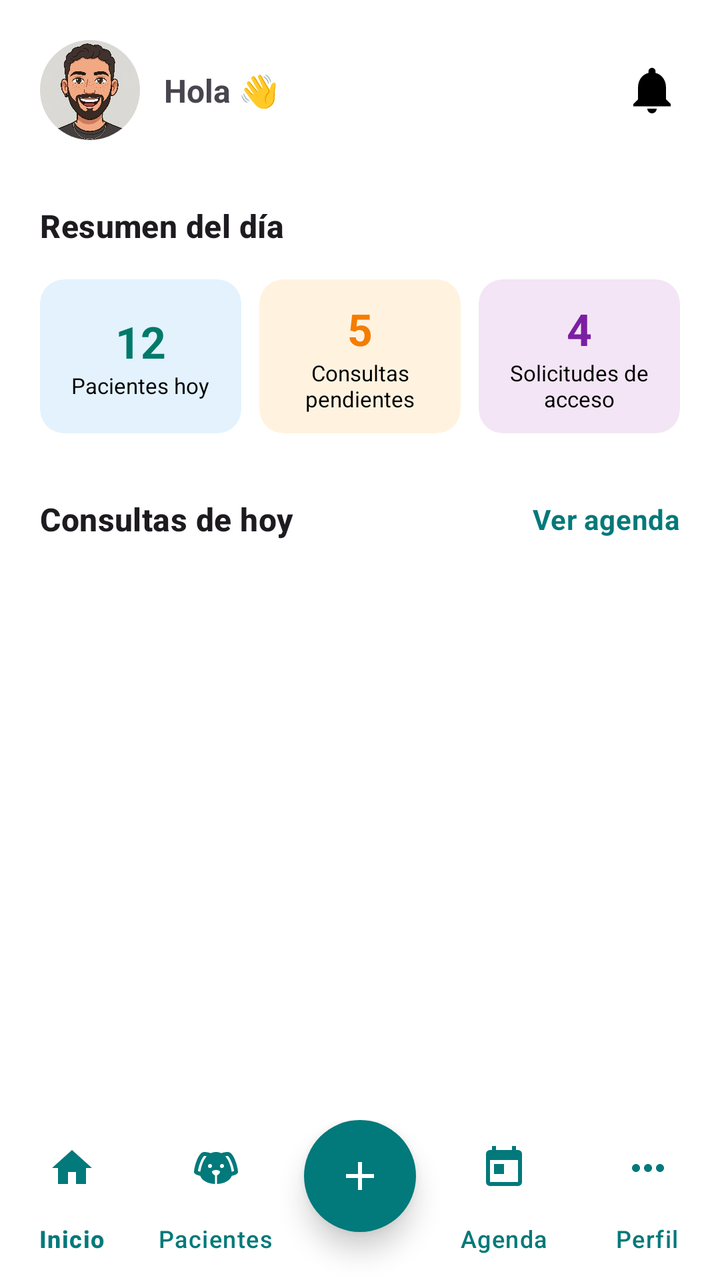
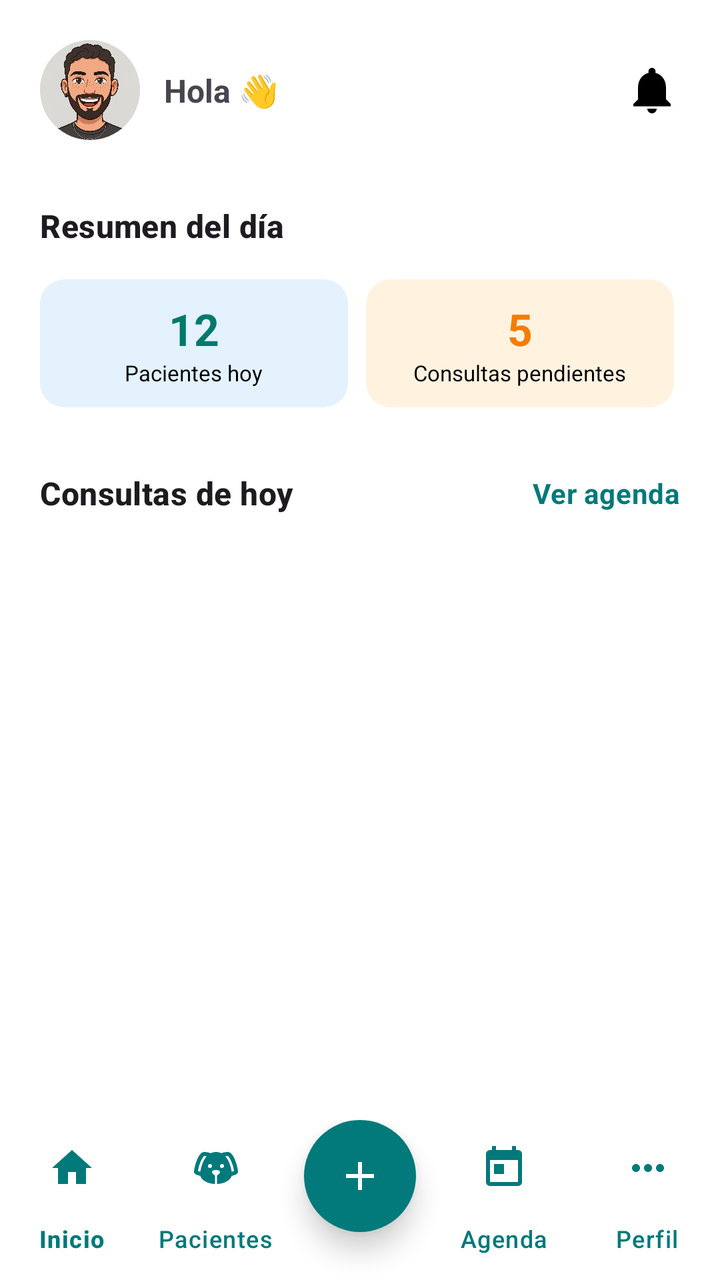

Before-and-after screenshots of an Android layout around one commit, followed by the original layout XML and the change that was made.
<!-- AndroidManifest.xml: application theme Theme.PetCare -->
<!-- res/layout/home_veterinario.xml -->
<?xml version="1.0" encoding="utf-8"?>
<androidx.constraintlayout.widget.ConstraintLayout xmlns:android="http://schemas.android.com/apk/res/android"
    xmlns:app="http://schemas.android.com/apk/res-auto"
    xmlns:tools="http://schemas.android.com/tools"
    android:layout_width="match_parent"
    android:layout_height="match_parent"
    android:background="@color/white">

    <androidx.core.widget.NestedScrollView
        android:layout_width="match_parent"
        android:layout_height="0dp"
        android:fillViewport="true"
        app:layout_constraintBottom_toTopOf="@id/bottomNavContainer"
        app:layout_constraintTop_toTopOf="parent">

        <androidx.constraintlayout.widget.ConstraintLayout
            android:layout_width="match_parent"
            android:layout_height="wrap_content"
            android:paddingHorizontal="20dp"
            android:paddingTop="20dp">

            
            <androidx.cardview.widget.CardView
                android:id="@+id/cvVetProfile"
                android:layout_width="50dp"
                android:layout_height="50dp"
                app:cardCornerRadius="25dp"
                app:cardElevation="0dp"
                app:layout_constraintStart_toStartOf="parent"
                app:layout_constraintTop_toTopOf="parent">
                <ImageView
                    android:layout_width="match_parent"
                    android:layout_height="match_parent"
                    android:scaleType="centerCrop"
                    android:src="@drawable/juani" />
            </androidx.cardview.widget.CardView>

            <TextView
                android:id="@+id/tvGreeting"
                android:layout_width="0dp"
                android:layout_height="wrap_content"
                android:layout_marginStart="12dp"
                android:layout_marginEnd="8dp"
                android:text="Hola 👋"
                android:textSize="16sp"
                android:textStyle="bold"
                android:maxLines="1"
                android:ellipsize="end"
                app:layout_constraintBottom_toBottomOf="@id/cvVetProfile"
                app:layout_constraintEnd_toStartOf="@id/ivNotifications"
                app:layout_constraintStart_toEndOf="@id/cvVetProfile"
                app:layout_constraintTop_toTopOf="@id/cvVetProfile" />

            <ImageView
                android:id="@+id/ivNotifications"
                android:layout_width="28dp"
                android:layout_height="28dp"
                android:src="@drawable/ic_notifications"
                app:layout_constraintBottom_toBottomOf="@id/cvVetProfile"
                app:layout_constraintEnd_toEndOf="parent"
                app:layout_constraintTop_toTopOf="@id/cvVetProfile"
                app:tint="@color/black" />

            
            <TextView
                android:id="@+id/tvSummaryTitle"
                android:layout_width="match_parent"
                android:layout_height="wrap_content"
                android:layout_marginTop="32dp"
                android:text="Resumen del día"
                android:textAppearance="@style/TextAppearance.Material3.TitleMedium"
                android:textStyle="bold"
                app:layout_constraintTop_toBottomOf="@id/cvVetProfile" />

            <LinearLayout
                android:id="@+id/llSummaryCards"
                android:layout_width="match_parent"
                android:layout_height="wrap_content"
                android:layout_marginTop="16dp"
                android:orientation="horizontal"
                app:layout_constraintTop_toBottomOf="@id/tvSummaryTitle">

                <com.google.android.material.card.MaterialCardView
                    android:layout_width="0dp"
                    android:layout_height="match_parent"
                    android:layout_weight="1"
                    android:layout_marginEnd="6dp"
                    app:cardBackgroundColor="@color/icon_blue_bg"
                    app:cardCornerRadius="12dp"
                    app:strokeWidth="0dp">
                    <LinearLayout
                        android:layout_width="match_parent"
                        android:layout_height="match_parent"
                        android:gravity="center"
                        android:orientation="vertical"
                        android:padding="10dp">
                        <TextView
                            android:layout_width="wrap_content"
                            android:layout_height="wrap_content"
                            android:id="@+id/tvPacientesHoy"
                            android:text="12"
                            android:textAppearance="@style/TextAppearance.Material3.TitleLarge"
                            android:textColor="#00796B"
                            android:textStyle="bold" />
                        <TextView
                            android:layout_width="wrap_content"
                            android:layout_height="wrap_content"
                            android:gravity="center"
                            android:textAlignment="center"
                            android:text="Pacientes hoy"
                            android:textSize="11sp"
                            android:textColor="@color/black" />
                    </LinearLayout>
                </com.google.android.material.card.MaterialCardView>

                <com.google.android.material.card.MaterialCardView
                    android:layout_width="0dp"
                    android:layout_height="match_parent"
                    android:layout_weight="1"
                    android:layout_marginHorizontal="3dp"
                    app:cardBackgroundColor="@color/icon_orange_bg"
                    app:cardCornerRadius="12dp"
                    app:strokeWidth="0dp">
                    <LinearLayout
                        android:layout_width="match_parent"
                        android:layout_height="match_parent"
                        android:gravity="center"
                        android:orientation="vertical"
                        android:padding="10dp">
                        <TextView
                            android:layout_width="wrap_content"
                            android:layout_height="wrap_content"
                            android:id="@+id/tvConsultasPendientes"
                            android:text="5"
                            android:textAppearance="@style/TextAppearance.Material3.TitleLarge"
                            android:textColor="#F57C00"
                            android:textStyle="bold" />
                        <TextView
                            android:layout_width="wrap_content"
                            android:layout_height="wrap_content"
                            android:gravity="center"
                            android:textAlignment="center"
                            android:text="Consultas pendientes"
                            android:textSize="11sp"
                            android:textColor="@color/black" />
                    </LinearLayout>
                </com.google.android.material.card.MaterialCardView>

                <com.google.android.material.card.MaterialCardView
                    android:layout_width="0dp"
                    android:layout_height="match_parent"
                    android:layout_weight="1"
                    android:layout_marginStart="6dp"
                    app:cardBackgroundColor="@color/icon_purple_bg"
                    app:cardCornerRadius="12dp"
                    app:strokeWidth="0dp">
                    <LinearLayout
                        android:layout_width="match_parent"
                        android:layout_height="match_parent"
                        android:gravity="center"
                        android:orientation="vertical"
                        android:padding="10dp">
                        <TextView
                            android:layout_width="wrap_content"
                            android:layout_height="wrap_content"
                            android:id="@+id/tvSolicitudesCount"
                            android:text="4"
                            android:textAppearance="@style/TextAppearance.Material3.TitleLarge"
                            android:textColor="#7B1FA2"
                            android:textStyle="bold" />
                        <TextView
                            android:layout_width="wrap_content"
                            android:layout_height="wrap_content"
                            android:gravity="center"
                            android:textAlignment="center"
                            android:text="Solicitudes de acceso"
                            android:textSize="11sp"
                            android:textColor="@color/black" />
                    </LinearLayout>
                </com.google.android.material.card.MaterialCardView>

            </LinearLayout>

            
            <LinearLayout
                android:id="@+id/llConsultasHeader"
                android:layout_width="match_parent"
                android:layout_height="wrap_content"
                android:layout_marginTop="32dp"
                android:gravity="center_vertical"
                android:orientation="horizontal"
                app:layout_constraintTop_toBottomOf="@id/llSummaryCards">
                <TextView
                    android:layout_width="0dp"
                    android:layout_height="wrap_content"
                    android:layout_weight="1"
                    android:text="Consultas de hoy"
                    android:textAppearance="@style/TextAppearance.Material3.TitleMedium"
                    android:textStyle="bold" />
                <TextView
                    android:id="@+id/tvVerAgenda"
                    android:layout_width="wrap_content"
                    android:layout_height="wrap_content"
                    android:background="?attr/selectableItemBackground"
                    android:text="Ver agenda"
                    android:textAppearance="@style/TextAppearance.Material3.BodyMedium"
                    android:textColor="@color/primary_teal"
                    android:textStyle="bold" />
            </LinearLayout>

            <androidx.recyclerview.widget.RecyclerView
                android:id="@+id/rvConsultas"
                android:layout_width="match_parent"
                android:layout_height="wrap_content"
                android:layout_marginTop="8dp"
                app:layoutManager="androidx.recyclerview.widget.LinearLayoutManager"
                app:layout_constraintTop_toBottomOf="@id/llConsultasHeader"
                tools:listitem="@layout/item_home_vet" />

        </androidx.constraintlayout.widget.ConstraintLayout>
    </androidx.core.widget.NestedScrollView>

    
    <androidx.constraintlayout.widget.ConstraintLayout
        android:id="@+id/bottomNavContainer"
        android:layout_width="match_parent"
        android:layout_height="wrap_content"
        app:layout_constraintBottom_toBottomOf="parent">

        <com.google.android.material.bottomnavigation.BottomNavigationView
            android:id="@+id/bottomNavigation"
            android:layout_width="match_parent"
            android:layout_height="wrap_content"
            android:background="@color/white"
            app:labelVisibilityMode="labeled"
            app:layout_constraintBottom_toBottomOf="parent"
            app:menu="@menu/bottom_nav_menu_vet"
            app:itemIconTint="@color/primary_teal"
            app:itemTextColor="@color/primary_teal" />

        <com.google.android.material.floatingactionbutton.FloatingActionButton
            android:id="@+id/fabCenter"
            android:layout_width="wrap_content"
            android:layout_height="wrap_content"
            android:layout_marginBottom="24dp"
            android:backgroundTint="@color/primary_teal"
            android:src="@drawable/ic_plus"
            app:layout_constraintBottom_toBottomOf="parent"
            app:layout_constraintEnd_toEndOf="parent"
            app:layout_constraintStart_toStartOf="parent"
            app:tint="@color/white"
            app:shapeAppearanceOverlay="@style/CircleImage"
            app:elevation="8dp"/>

    </androidx.constraintlayout.widget.ConstraintLayout>

</androidx.constraintlayout.widget.ConstraintLayout>
<!-- res/layout/item_home_vet.xml (included above) -->
<?xml version="1.0" encoding="utf-8"?>
<androidx.constraintlayout.widget.ConstraintLayout xmlns:android="http://schemas.android.com/apk/res/android"
    xmlns:app="http://schemas.android.com/apk/res-auto"
    xmlns:tools="http://schemas.android.com/tools"
    android:layout_width="match_parent"
    android:layout_height="wrap_content"
    android:paddingVertical="12dp"
    android:background="?attr/selectableItemBackground">

    <TextView
        android:id="@+id/tvTime"
        android:layout_width="60dp"
        android:layout_height="wrap_content"
        android:text="10:00"
        android:textAppearance="@style/TextAppearance.Material3.TitleMedium"
        android:textStyle="bold"
        android:gravity="center"
        app:layout_constraintBottom_toBottomOf="parent"
        app:layout_constraintStart_toStartOf="parent"
        app:layout_constraintTop_toTopOf="parent" />

    <androidx.cardview.widget.CardView
        android:id="@+id/cvProfile"
        android:layout_width="40dp"
        android:layout_height="40dp"
        android:visibility="gone"
        app:cardCornerRadius="20dp"
        app:cardElevation="0dp"
        app:layout_constraintBottom_toBottomOf="parent"
        app:layout_constraintStart_toStartOf="parent"
        app:layout_constraintTop_toTopOf="parent">
        <ImageView
            android:id="@+id/ivProfile"
            android:layout_width="match_parent"
            android:layout_height="match_parent"
            android:scaleType="centerCrop"
            android:src="@drawable/juani" />
    </androidx.cardview.widget.CardView>

    <androidx.constraintlayout.widget.Barrier
        android:id="@+id/barrierLeadingIcon"
        android:layout_width="wrap_content"
        android:layout_height="wrap_content"
        app:barrierDirection="end"
        app:constraint_referenced_ids="tvTime,cvProfile" />

    <LinearLayout
        android:id="@+id/llTextContainer"
        android:layout_width="0dp"
        android:layout_height="wrap_content"
        android:layout_marginStart="16dp"
        android:orientation="vertical"
        app:layout_constraintBottom_toBottomOf="parent"
        app:layout_constraintEnd_toStartOf="@id/ivChevron"
        app:layout_constraintStart_toEndOf="@id/barrierLeadingIcon"
        app:layout_constraintTop_toTopOf="parent">

        <TextView
            android:id="@+id/tvTitle"
            android:layout_width="match_parent"
            android:layout_height="wrap_content"
            android:text="Max"
            android:textAppearance="@style/TextAppearance.Material3.TitleMedium"
            android:textStyle="bold" />

        <TextView
            android:id="@+id/tvSubtitle"
            android:layout_width="match_parent"
            android:layout_height="wrap_content"
            android:text="Vacuna anual"
            android:textAppearance="@style/TextAppearance.Material3.BodyMedium"
            android:textColor="@color/text_gray" />

        <TextView
            android:id="@+id/tvDescription"
            android:layout_width="match_parent"
            android:layout_height="wrap_content"
            android:text="Hace 1 hora"
            android:visibility="gone"
            android:textAppearance="@style/TextAppearance.Material3.BodySmall"
            android:textColor="@color/text_gray" />

    </LinearLayout>

    <ImageView
        android:id="@+id/ivChevron"
        android:layout_width="24dp"
        android:layout_height="24dp"
        android:src="@drawable/ic_chevron_right"
        app:layout_constraintBottom_toBottomOf="parent"
        app:layout_constraintEnd_toEndOf="parent"
        app:layout_constraintTop_toTopOf="parent"
        app:tint="@color/text_gray" />

    <View
        android:layout_width="match_parent"
        android:layout_height="1dp"
        android:background="@color/divider_light"
        app:layout_constraintBottom_toBottomOf="parent"
        android:layout_marginStart="60dp"/>

</androidx.constraintlayout.widget.ConstraintLayout>
<!-- resources referenced by this layout -->
<resources>
  <color name="black">#FF000000</color>
  <color name="divider_light">#F0F0F0</color>
  <color name="icon_blue_bg">#E3F2FD</color>
  <color name="icon_orange_bg">#FFF3E0</color>
  <color name="icon_purple_bg">#F3E5F5</color>
  <color name="primary_teal">#02797A</color>
  <color name="text_gray">#808080</color>
  <color name="white">#FFFFFFFF</color>
  <!-- drawable ic_chevron_right (drawable) -->
  <?xml version="1.0" encoding="utf-8"?>
  <vector xmlns:android="http://schemas.android.com/apk/res/android"
      android:width="24dp"
      android:height="24dp"
      android:viewportWidth="24"
      android:viewportHeight="24">
      <path
          android:fillColor="#FF000000"
          android:pathData="M8.59,16.59L13.17,12L8.59,7.41L10,6L16,12L10,18L8.59,16.59Z" />
  </vector>
  <!-- drawable ic_notifications (drawable) -->
  <?xml version="1.0" encoding="utf-8"?>
  <vector xmlns:android="http://schemas.android.com/apk/res/android"
      android:width="24dp"
      android:height="24dp"
      android:viewportWidth="24"
      android:viewportHeight="24">
      <path
          android:fillColor="#FF000000"
          android:pathData="M12,22c1.1,0 2,-0.9 2,-2h-4c0,1.1 0.89,2 2,2zM18,16v-5c0,-3.07 -1.63,-5.64 -4.5,-6.32V4c0,-0.83 -0.67,-1.5 -1.5,-1.5s-1.5,0.67 -1.5,1.5v0.68C7.64,5.36 6,7.92 6,11v5l-2,2v1h16v-1l-2,-2z" />
  </vector>
  <!-- drawable ic_plus (drawable) -->
  <?xml version="1.0" encoding="utf-8"?>
  <vector xmlns:android="http://schemas.android.com/apk/res/android"
      android:width="24dp"
      android:height="24dp"
      android:viewportWidth="24"
      android:viewportHeight="24">
      <path
          android:fillColor="#FF000000"
          android:pathData="M19,13h-6v6h-2v-6H5v-2h6V5h2v6h6v2z" />
  </vector>
  <!-- drawable juani: png bitmap (drawable-nodpi, 647349 bytes) -->
  <style name="CircleImage" parent="">
          <item name="cornerSize">50%</item>
      </style>
  <style name="Theme.PetCare" parent="Base.Theme.PetCare" />
  <style name="Base.Theme.PetCare" parent="Theme.Material3.DayNight.NoActionBar">
          
          
      </style>
</resources>

<!-- the commit's change to res/layout/home_veterinario.xml (unified diff, before → after) -->
@@ -146,39 +146,6 @@
                     </LinearLayout>
                 </com.google.android.material.card.MaterialCardView>
 
-                <com.google.android.material.card.MaterialCardView
-                    android:layout_width="0dp"
-                    android:layout_height="match_parent"
-                    android:layout_weight="1"
-                    android:layout_marginStart="6dp"
-                    app:cardBackgroundColor="@color/icon_purple_bg"
-                    app:cardCornerRadius="12dp"
-                    app:strokeWidth="0dp">
-                    <LinearLayout
-                        android:layout_width="match_parent"
-                        android:layout_height="match_parent"
-                        android:gravity="center"
-                        android:orientation="vertical"
-                        android:padding="10dp">
-                        <TextView
-                            android:layout_width="wrap_content"
-                            android:layout_height="wrap_content"
-                            android:id="@+id/tvSolicitudesCount"
-                            android:text="4"
-                            android:textAppearance="@style/TextAppearance.Material3.TitleLarge"
-                            android:textColor="#7B1FA2"
-                            android:textStyle="bold" />
-                        <TextView
-                            android:layout_width="wrap_content"
-                            android:layout_height="wrap_content"
-                            android:gravity="center"
-                            android:textAlignment="center"
-                            android:text="Solicitudes de acceso"
-                            android:textSize="11sp"
-                            android:textColor="@color/black" />
-                    </LinearLayout>
-                </com.google.android.material.card.MaterialCardView>
-
             </LinearLayout>
 
             
@@ -260,9 +227,12 @@
 <androidx.constraintlayout.widget.ConstraintLayout xmlns:android="http://schemas.android.com/apk/res/android"
     xmlns:app="http://schemas.android.com/apk/res-auto"
     xmlns:tools="http://schemas.android.com/tools"
+    android:id="@+id/rootLayout"
     android:layout_width="match_parent"
     android:layout_height="wrap_content"
     android:paddingVertical="12dp"
+    android:paddingHorizontal="12dp"
+    android:layout_marginBottom="4dp"
     android:background="?attr/selectableItemBackground">
 
     <TextView
@@ -338,6 +308,17 @@
             android:textAppearance="@style/TextAppearance.Material3.BodySmall"
             android:textColor="@color/text_gray" />
 
+        <TextView
+            android:id="@+id/tvBadge"
+            android:layout_width="wrap_content"
+            android:layout_height="wrap_content"
+            android:layout_marginTop="2dp"
+            android:text="En horario"
+            android:textColor="@color/success_green"
+            android:textSize="11sp"
+            android:textStyle="bold"
+            android:visibility="gone" />
+
     </LinearLayout>
 
     <ImageView
@@ -351,6 +332,7 @@
         app:tint="@color/text_gray" />
 
     <View
+        android:id="@+id/divider"
         android:layout_width="match_parent"
         android:layout_height="1dp"
         android:background="@color/divider_light"
<!-- resource entries referenced after the edit -->
@@ -4,8 +4,8 @@
   <color name="divider_light">#F0F0F0</color>
   <color name="icon_blue_bg">#E3F2FD</color>
   <color name="icon_orange_bg">#FFF3E0</color>
-  <color name="icon_purple_bg">#F3E5F5</color>
   <color name="primary_teal">#02797A</color>
+  <color name="success_green">#1B8A5A</color>
   <color name="text_gray">#808080</color>
   <color name="white">#FFFFFFFF</color>
   <!-- drawable ic_chevron_right (drawable) -->
